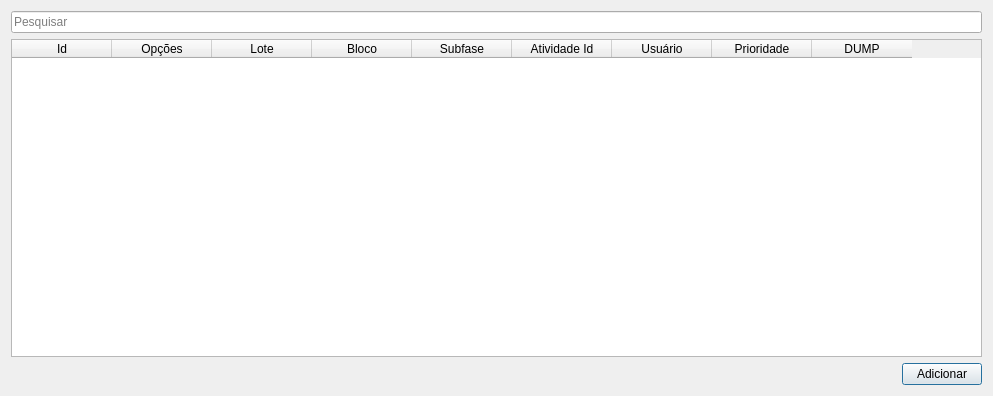
Above: uis/mFilaPrioritaria.ui from dsgoficial/SAP_Gerente before the change. Below: the same form after it.
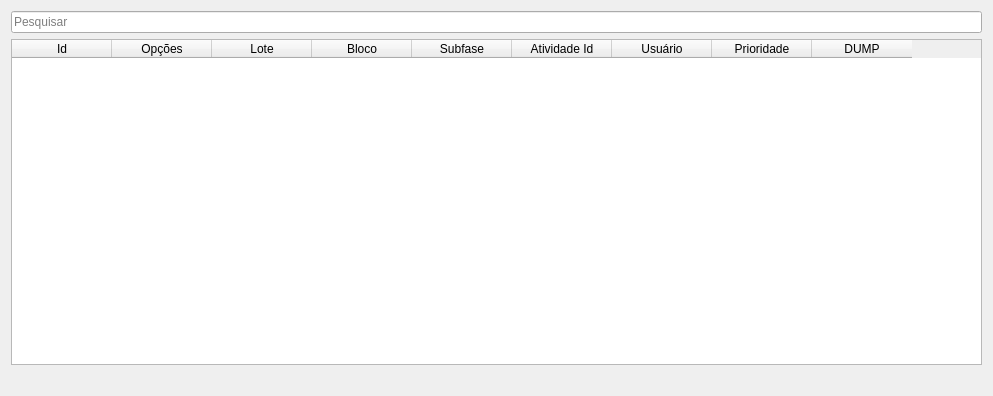
That is the form after the change.

```diff
--- a/uis/mFilaPrioritaria.ui
+++ b/uis/mFilaPrioritaria.ui
@@ -85,13 +85,6 @@
        </property>
       </spacer>
      </item>
-     <item>
-      <widget class="QPushButton" name="addFormBtn">
-       <property name="text">
-        <string>Adicionar</string>
-       </property>
-      </widget>
-     </item>
     </layout>
    </item>
   </layout>
```
